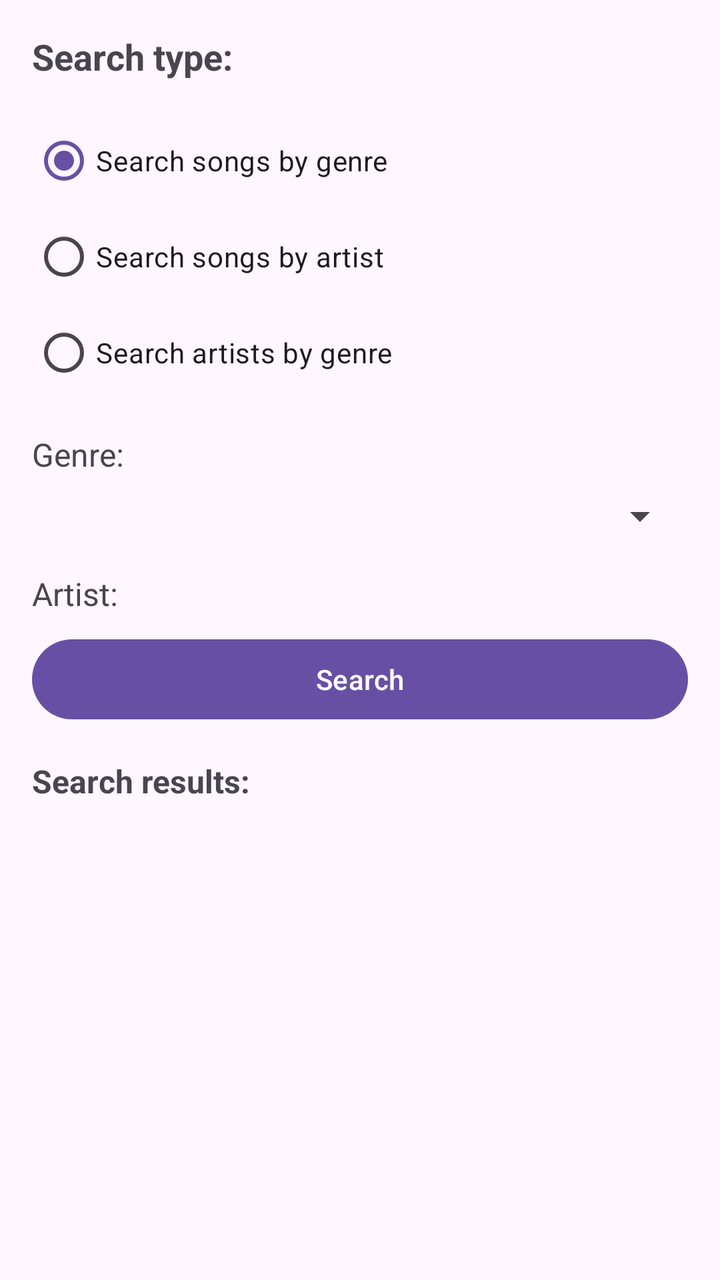
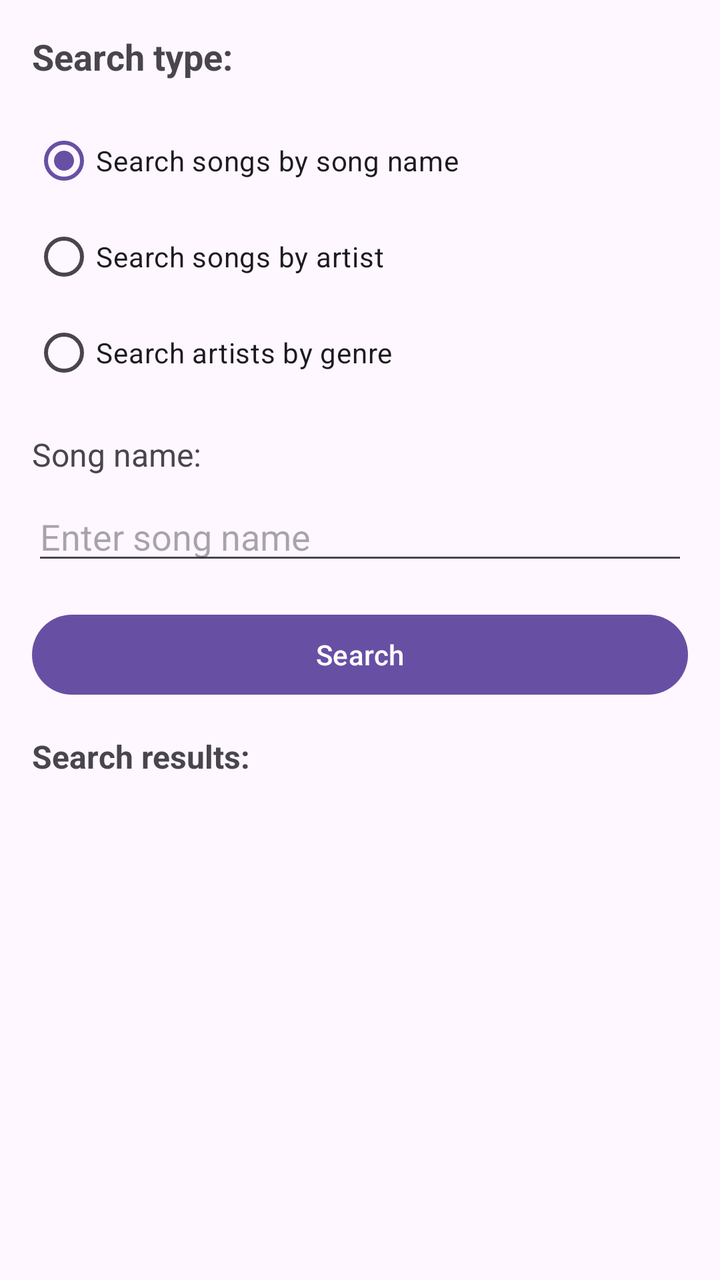

An Android layout rendered at two revisions. The XML below is the earlier revision; the diff shows what the commit changed to produce the second picture.
<!-- AndroidManifest.xml: application theme Theme.Z4 -->
<!-- res/layout/activity_search.xml -->
<?xml version="1.0" encoding="utf-8"?>
<LinearLayout xmlns:android="http://schemas.android.com/apk/res/android"
    android:layout_width="match_parent"
    android:layout_height="match_parent"
    android:orientation="vertical"
    android:padding="16dp">

    <TextView
        android:layout_width="wrap_content"
        android:layout_height="wrap_content"
        android:text="Search type:"
        android:textSize="18sp"
        android:textStyle="bold"
        android:layout_marginBottom="16dp" />

    <RadioGroup
        android:id="@+id/radioGroupSearchType"
        android:layout_width="match_parent"
        android:layout_height="wrap_content"
        android:layout_marginBottom="16dp">

        <RadioButton
            android:id="@+id/radioSongsByGenre"
            android:layout_width="wrap_content"
            android:layout_height="wrap_content"
            android:text="Search songs by genre"
            android:checked="true" />

        <RadioButton
            android:id="@+id/radioSongsByArtist"
            android:layout_width="wrap_content"
            android:layout_height="wrap_content"
            android:text="Search songs by artist" />

        <RadioButton
            android:id="@+id/radioArtistsByGenre"
            android:layout_width="wrap_content"
            android:layout_height="wrap_content"
            android:text="Search artists by genre" />

    </RadioGroup>

    <TextView
        android:layout_width="wrap_content"
        android:layout_height="wrap_content"
        android:text="Genre:"
        android:textSize="16sp"
        android:layout_marginBottom="8dp" />

    <Spinner
        android:id="@+id/spinnerGenre"
        android:layout_width="match_parent"
        android:layout_height="wrap_content"
        android:layout_marginBottom="16dp" />

    <TextView
        android:layout_width="wrap_content"
        android:layout_height="wrap_content"
        android:text="Artist:"
        android:textSize="16sp"
        android:layout_marginBottom="8dp" />

    <Spinner
        android:id="@+id/spinnerArtist"
        android:layout_width="match_parent"
        android:layout_height="wrap_content"
        android:layout_marginBottom="16dp"
        android:visibility="gone" />

    <Button
        android:id="@+id/buttonSearch"
        android:layout_width="match_parent"
        android:layout_height="wrap_content"
        android:text="Search"
        android:layout_marginBottom="16dp" />

    <TextView
        android:layout_width="wrap_content"
        android:layout_height="wrap_content"
        android:text="Search results:"
        android:textSize="16sp"
        android:textStyle="bold"
        android:layout_marginBottom="8dp" />

    <ListView
        android:id="@+id/listViewResults"
        android:layout_width="match_parent"
        android:layout_height="match_parent" />

</LinearLayout>
<!-- resources referenced by this layout -->
<resources>
  <style name="Theme.Z4" parent="Base.Theme.Z4" />
  <style name="Base.Theme.Z4" parent="Theme.Material3.DayNight.NoActionBar">
          
          
      </style>
</resources>

<!-- the commit's change to res/layout/activity_search.xml (unified diff, before → after) -->
@@ -20,10 +20,10 @@
         android:layout_marginBottom="16dp">
 
         <RadioButton
-            android:id="@+id/radioSongsByGenre"
+            android:id="@+id/radioSongsByName"
             android:layout_width="wrap_content"
             android:layout_height="wrap_content"
-            android:text="Search songs by genre"
+            android:text="Search songs by song name"
             android:checked="true" />
 
         <RadioButton
@@ -41,24 +41,44 @@
     </RadioGroup>
 
     <TextView
+        android:id="@+id/textViewSongName"
+        android:layout_width="wrap_content"
+        android:layout_height="wrap_content"
+        android:text="Song name:"
+        android:textSize="16sp"
+        android:layout_marginBottom="8dp" />
+
+    <EditText
+        android:id="@+id/editTextSongName"
+        android:layout_width="match_parent"
+        android:layout_height="wrap_content"
+        android:layout_marginBottom="16dp"
+        android:hint="Enter song name" />
+
+    <TextView
+        android:id="@+id/textViewGenre"
         android:layout_width="wrap_content"
         android:layout_height="wrap_content"
         android:text="Genre:"
         android:textSize="16sp"
-        android:layout_marginBottom="8dp" />
+        android:layout_marginBottom="8dp"
+        android:visibility="gone" />
 
     <Spinner
         android:id="@+id/spinnerGenre"
         android:layout_width="match_parent"
         android:layout_height="wrap_content"
-        android:layout_marginBottom="16dp" />
+        android:layout_marginBottom="16dp"
+        android:visibility="gone" />
 
     <TextView
+        android:id="@+id/textViewArtist"
         android:layout_width="wrap_content"
         android:layout_height="wrap_content"
         android:text="Artist:"
         android:textSize="16sp"
-        android:layout_marginBottom="8dp" />
+        android:layout_marginBottom="8dp"
+        android:visibility="gone" />
 
     <Spinner
         android:id="@+id/spinnerArtist"
